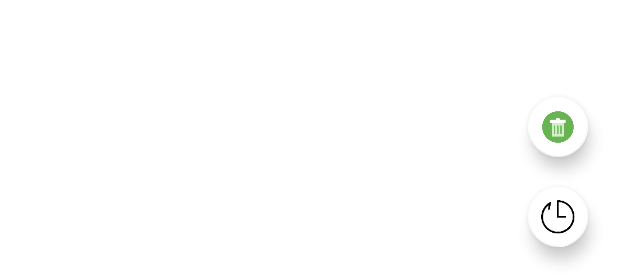
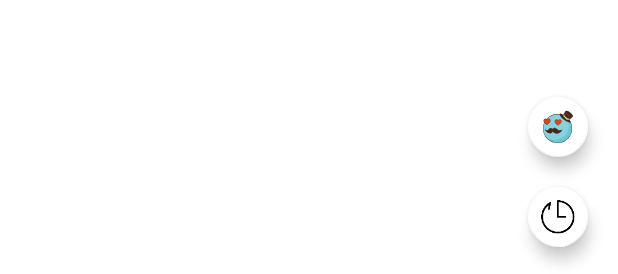
Before and after one commit to Phang86/Trash, an Android app: the layout activity_main.xml on its own in the app's theme, with its tools: preview values and no code run, on a phone screen of 412 x 824 dp. Shown: the part 959-1233 px from the top of the screen. Run offline under Robolectric (Android 15) with nearby library versions, the phone set to English and light mode, and no system bars; plain views replace Banner.

Commit message:
修改壁纸

```diff
--- a/app/src/main/java/com/hnhy/trash/ui/ImageInputActivity.java
+++ b/app/src/main/java/com/hnhy/trash/ui/ImageInputActivity.java
@@ -136,7 +136,7 @@ public class ImageInputActivity extends MvpActivity<ImageContract.ImagePresenter
                         //https://api.dujin.org/bing/1920.php
                         //https://api.dujin.org/bing/m.php
                         //https://api.isoyu.com/mm_images.php
-                        String defaultWebImageUrl = "http://power-api.cretinzp.com:8000/girls/69/uppkndpixvzrojrg.jpg";
+                        String defaultWebImageUrl = "http://power-api.cretinzp.com:8000/girls/581/bkgzkinjn1wpikfe.jpg";
                         String imageUrl = "".equals(webImageUrl) ? defaultWebImageUrl : webImageUrl;
                         //识别网络图片Url
                         showLoadingDialog();
--- /dev/null
+++ b/app/src/main/res/drawable/ic_se.xml
@@ -0,0 +1,20 @@
+<vector android:height="30dp" android:viewportHeight="1024"
+    android:viewportWidth="1024" android:width="30dp" xmlns:android="http://schemas.android.com/apk/res/android">
+    <path android:fillColor="#6CC6D4" android:pathData="M499.2,965.38a408.45,408.45 0,1 1,408.45 -408.32A408.83,408.83 0,0 1,499.2 965.38z"/>
+    <path android:fillColor="#211713" android:pathData="M499.2,153.6A403.46,403.46 0,1 1,95.74 557.06,403.46 403.46,0 0,1 499.2,153.6m0,-9.98a413.44,413.44 0,1 0,413.44 413.44A413.95,413.95 0,0 0,499.2 143.62z"/>
+    <path android:fillAlpha="0.2" android:fillColor="#FFFFFF"
+        android:pathData="M824.7,461.44a412.03,412.03 0,0 1,-648.45 337.41,403.46 403.46,0 0,1 595.97,-538.75 408.58,408.58 0,0 1,52.48 201.34z" android:strokeAlpha="0.2"/>
+    <path android:fillColor="#4B2716" android:pathData="M585.34,607.87a133.5,133.5 0,0 0,45.44 -12.8c-19.58,32.77 -64,92.42 -134.66,100.1a216.45,216.45 0,0 1,-39.68 0,128 128,0 0,1 -90.37,-53.5 1.92,1.92 0,0 0,-1.79 -0.9,2.18 2.18,0 0,0 -1.54,1.02c-9.09,13.82 -19.71,41.98 -64,47.62h-1.79c-61.7,9.22 -116.74,-45.18 -154.62,-108.16 9.73,5.63 34.3,26.62 62.72,26.88h5.89a36.74,36.74 0,0 0,26.75 -14.72c20.99,-27.78 42.37,-49.54 63.36,-51.84 33.66,-3.71 55.68,27.39 55.81,27.65a2.82,2.82 0,0 0,1.15 0.9h0.64a3.71,3.71 0,0 0,1.66 0H361.86a97.28,97.28 0,0 1,56.06 -29.18c29.31,-3.2 57.6,11.39 83.97,43.14 20.99,23.68 61.31,26.24 83.46,23.81z"/>
+    <path android:fillColor="#1F1512" android:pathData="M477.82,698.75c-7.81,0 -15.74,0 -21.89,-1.02a131.97,131.97 0,0 1,-91.65 -53.63l-2.56,4.48a76.8,76.8 0,0 1,-62.72 43.26h-1.92c-73.34,10.88 -130.18,-64 -157.7,-109.82a3.33,3.33 0,0 1,4.48 -4.48c1.79,1.02 4.22,2.69 7.04,4.61A102.4,102.4 0,0 0,204.8 604.16h5.63a33.92,33.92 0,0 0,24.58 -13.57c26.24,-34.56 46.46,-51.2 65.54,-53.12 35.07,-3.71 57.98,27.78 58.88,29.06a98.43,98.43 0,0 1,57.98 -30.21c30.46,-3.46 59.65,11.52 86.91,44.29 18.43,22.4 54.91,27.01 80.64,24.32a131.2,131.2 0,0 0,44.16 -12.8,2.94 2.94,0 0,1 3.84,0.64 3.07,3.07 0,0 1,0 3.84c-20.74,34.69 -65.92,93.95 -137.09,101.63a161.79,161.79 0,0 1,-18.05 0.51zM363.9,636.8a5.38,5.38 0,0 1,4.86 2.3A125.7,125.7 0,0 0,456.83 691.2a208,208 0,0 0,38.4 0c62.46,-6.66 104.45,-55.3 126.46,-89.6a144.51,144.51 0,0 1,-36.48 9.09c-27.26,2.94 -66.18,-2.3 -86.4,-26.62 -25.6,-30.98 -52.86,-45.06 -81.15,-42.11a94.72,94.72 0,0 0,-53.89 28.16,5.38 5.38,0 0,1 -2.05,1.41 6.02,6.02 0,0 1,-4.61 0h-0.9a5.89,5.89 0,0 1,-2.56 -2.05c-0.77,-1.15 -21.5,-29.7 -52.74,-26.37 -22.27,2.43 -45.57,30.08 -61.06,51.2a40.83,40.83 0,0 1,-29.18 16.13h-6.02A99.46,99.46 0,0 1,153.6 591.74c28.8,44.03 80.13,103.3 143.36,93.82h1.92a70.91,70.91 0,0 0,57.86 -40.06c1.28,-2.18 2.43,-4.22 3.58,-6.02a5.38,5.38 0,0 1,4.1 -2.43z"/>
+    <path android:fillColor="#E04716" android:pathData="M199.55,316.67c-24.58,-58.5 -94.34,-44.8 -94.72,23.04 0,37.25 92.42,100.22 94.85,108.54 2.05,-8.19 94.98,-71.81 94.72,-108.93 0,-68.1 -71.42,-78.72 -94.85,-22.66z"/>
+    <path android:fillColor="#1F1512" android:pathData="M199.68,451.71a3.33,3.33 0,0 1,-3.2 -2.56,164.74 164.74,0 0,0 -19.58,-17.66c-30.08,-25.6 -75.52,-64 -75.39,-91.78 0,-39.94 22.78,-58.5 41.98,-62.34a52.61,52.61 0,0 1,56.06 31.62A52.99,52.99 0,0 1,256 278.14c19.07,3.84 41.34,22.02 41.6,61.06 0,27.9 -45.06,66.56 -75.14,92.16a162.82,162.82 0,0 0,-19.71 17.92,3.07 3.07,0 0,1 -3.07,2.43zM152.32,283.14a50.18,50.18 0,0 0,-7.55 0.64c-16.77,3.33 -36.48,19.97 -36.74,55.94 0,24.83 45.7,64 73.09,86.78 9.73,8.19 15.36,12.8 18.56,16.38a236.93,236.93 0,0 1,18.56 -16.64c27.26,-23.17 72.96,-62.21 72.83,-86.91 0,-28.93 -14.46,-50.43 -36.35,-54.66 -17.54,-3.58 -40.58,5.38 -52.1,33.28a3.46,3.46 0,0 1,-3.07 1.92,3.46 3.46,0 0,1 -3.07,-1.92 50.18,50.18 0,0 0,-44.16 -34.82z"/>
+    <path android:fillColor="#E04716" android:pathData="M516.74,336.38c-24.58,-58.5 -94.34,-44.8 -94.72,22.91 0,37.25 92.42,100.22 94.85,108.67 2.05,-8.19 94.98,-71.81 94.72,-109.06 -0.51,-67.97 -71.42,-78.72 -94.85,-22.53z"/>
+    <path android:fillColor="#1F1512" android:pathData="M516.86,471.42a3.58,3.58 0,0 1,-3.2 -2.56,164.74 164.74,0 0,0 -19.58,-17.66c-30.08,-25.6 -75.52,-64 -75.39,-91.9 0,-39.81 22.78,-58.37 41.98,-62.21a52.22,52.22 0,0 1,56.06 31.49,53.12 53.12,0 0,1 56.45,-30.72C592.26,301.57 614.4,320 614.4,358.4c0,27.78 -45.18,66.43 -75.14,92.03a159.87,159.87 0,0 0,-19.71 18.05,3.2 3.2,0 0,1 -3.07,2.43zM469.5,302.72a38.4,38.4 0,0 0,-7.55 0.77c-16.77,3.33 -36.48,19.97 -36.74,55.94 0,24.83 45.7,64 73.09,86.78 9.73,8.19 15.49,12.8 18.56,16.26 3.07,-3.33 8.83,-8.19 18.56,-16.51C563.2,422.4 608.38,384 608.26,358.4c0,-28.8 -14.46,-50.3 -36.35,-54.66a48.26,48.26 0,0 0,-52.22 33.41,3.07 3.07,0 0,1 -2.94,1.92 3.46,3.46 0,0 1,-3.07 -1.92,50.3 50.3,0 0,0 -44.16,-34.43z"/>
+    <path android:fillColor="#4B2716" android:pathData="M855.94,106.37c54.4,41.34 87.68,89.6 74.37,106.24a11.78,11.78 0,0 1,-2.82 2.82c-17.15,12.03 -68.35,-7.42 -119.3,-46.21 -54.4,-41.34 -87.55,-88.96 -74.24,-106.37s67.84,2.05 121.98,43.52z"/>
+    <path android:fillColor="#4B2716" android:pathData="M927.36,215.55l-63.23,61.44 -1.28,1.28c-14.72,12.16 -64,-7.3 -110.98,-43.14S676.86,153.6 681.22,140.8l1.66,-2.69 51.2,-74.88c-12.8,17.41 19.84,65.02 74.24,106.37 50.69,38.53 101.89,57.98 119.04,45.95zM656.13,177.28c-4.22,12.8 24.58,57.22 68.99,91.14s92.54,52.35 106.88,40.06l-1.54,1.66c23.81,27.9 45.95,51.2 38.4,60.8 -14.34,18.94 -97.54,-8.83 -180.35,-71.94s-134.14,-137.6 -119.68,-156.54c9.22,-12.8 42.75,5.63 89.6,32.26a4.86,4.86 0,0 0,-2.3 2.56z"/>
+    <path android:fillColor="#F3E8A4" android:pathData="M832.77,307.2l-0.77,1.28c-14.08,12.8 -60.54,-4.99 -106.62,-40.06s-73.22,-78.34 -68.99,-91.14l1.66,-2.43L681.22,140.8c-4.35,13.57 24.83,60.67 70.14,95.1s96.26,55.3 110.98,43.14z"/>
+    <path android:fillColor="#4B2716" android:pathData="M657.79,174.85l-1.66,2.43a4.86,4.86 0,0 1,1.66 -2.43z"/>
+    <path android:fillColor="#211713" android:pathData="M851.33,381.7c-35.58,0 -103.68,-31.1 -166.4,-78.72 -81.02,-61.82 -138.5,-139.78 -120.32,-163.58 11.9,-15.49 44.03,1.41 95.49,30.98l-4.74,8.83c-29.95,-17.28 -75.14,-43.26 -82.56,-33.54 -11.26,14.72 34.56,85.63 118.53,149.5s162.05,87.68 173.31,72.96c4.1,-5.38 -14.46,-27.01 -29.44,-44.42l-8.83,-10.24 7.55,-6.53 8.83,10.24c22.53,26.24 38.4,45.18 29.82,56.96a25.6,25.6 0,0 1,-21.25 7.55zM913.28,224c-27.39,0 -71.68,-22.91 -108.29,-51.2a302.72,302.72 0,0 1,-64 -63.36C725.89,87.68 721.92,70.4 729.6,59.9a21.89,21.89 0,0 1,15.23 -7.94c24.19,-3.46 70.02,16.9 113.92,50.43s75.65,72.19 78.98,96.38a22.14,22.14 0,0 1,-3.33 16.9,18.94 18.94,0 0,1 -3.97,3.84l-5.76,-8.19a7.42,7.42 0,0 0,1.79 -1.66,12.8 12.8,0 0,0 1.66,-9.47c-2.82,-21.5 -33.79,-58.5 -75.01,-89.6S768,58.88 746.5,61.82a12.8,12.8 0,0 0,-8.7 4.1c-4.86,6.4 0,20.74 11.9,38.4a290.82,290.82 0,0 0,61.31 61.06c53.25,40.45 100.35,55.42 113.41,46.08l5.89,8.06a29.06,29.06 0,0 1,-17.02 4.48z"/>
+    <path android:fillColor="#211713" android:pathData="M818.3,317.44c-24.32,0 -64,-20.1 -96.26,-45.06 -42.24,-32.26 -76.8,-79.23 -70.66,-96.77a11.26,11.26 0,0 1,3.46 -4.86l5.89,8.06c-2.56,8.19 20.61,49.92 67.46,85.63s89.6,49.66 100.35,40.32l4.22,2.82 -3.33,-3.84 7.94,6.14 -1.02,1.15a7.55,7.55 0,0 1,-1.41 1.28,24.19 24.19,0 0,1 -16.64,5.12zM849.41,287.49c-25.6,0 -66.3,-21.38 -101.12,-47.87 -46.21,-35.2 -76.8,-83.84 -71.94,-100.61a10.37,10.37 0,0 1,3.58 -5.12l6.02,7.81c-3.33,10.75 23.42,55.81 68.48,89.6 48.9,37.25 93.7,52.48 104.7,43.26l8.32,5.76a17.41,17.41 0,0 1,-2.18 2.05,23.68 23.68,0 0,1 -15.87,5.12z"/>
+    <path android:fillColor="#211713" android:pathData="M660.35,179.97l-8.45,-5.38L729.6,60.16l8.32,5.63 -77.57,114.18zM833.66,313.73l-7.04,-7.3 98.69,-95.87h2.05v4.86h5.12l-2.69,2.56 1.02,1.02 -97.15,94.72z"/>
+</vector>
--- a/app/src/main/res/layout/activity_image_input.xml
+++ b/app/src/main/res/layout/activity_image_input.xml
@@ -39,9 +39,9 @@
 
             <ImageView
                 android:id="@+id/iv_picture"
-                android:layout_width="@dimen/dp_200"
+                android:layout_width="match_parent"
                 android:layout_height="@dimen/dp_300"
-                android:layout_marginTop="@dimen/dp_12"
+                android:layout_margin="@dimen/dp_10"
                 android:visibility="gone" />
 
             <EditText
--- a/app/src/main/res/layout/activity_main.xml
+++ b/app/src/main/res/layout/activity_main.xml
@@ -473,7 +473,7 @@
         android:layout_width="wrap_content"
         android:layout_height="wrap_content"
         android:layout_gravity="bottom|end"
-        android:src="@mipmap/icon_logo"
+        android:src="@drawable/ic_se"
         android:layout_marginBottom="@dimen/dp_80"
         android:layout_marginRight="@dimen/dp_20"
         android:onClick="jumpWallpaper"
@@ -483,5 +483,4 @@
         app:hoveredFocusedTranslationZ="@dimen/dp_18"
         app:pressedTranslationZ="@dimen/dp_18" />
 
-
 </androidx.coordinatorlayout.widget.CoordinatorLayout>
```
